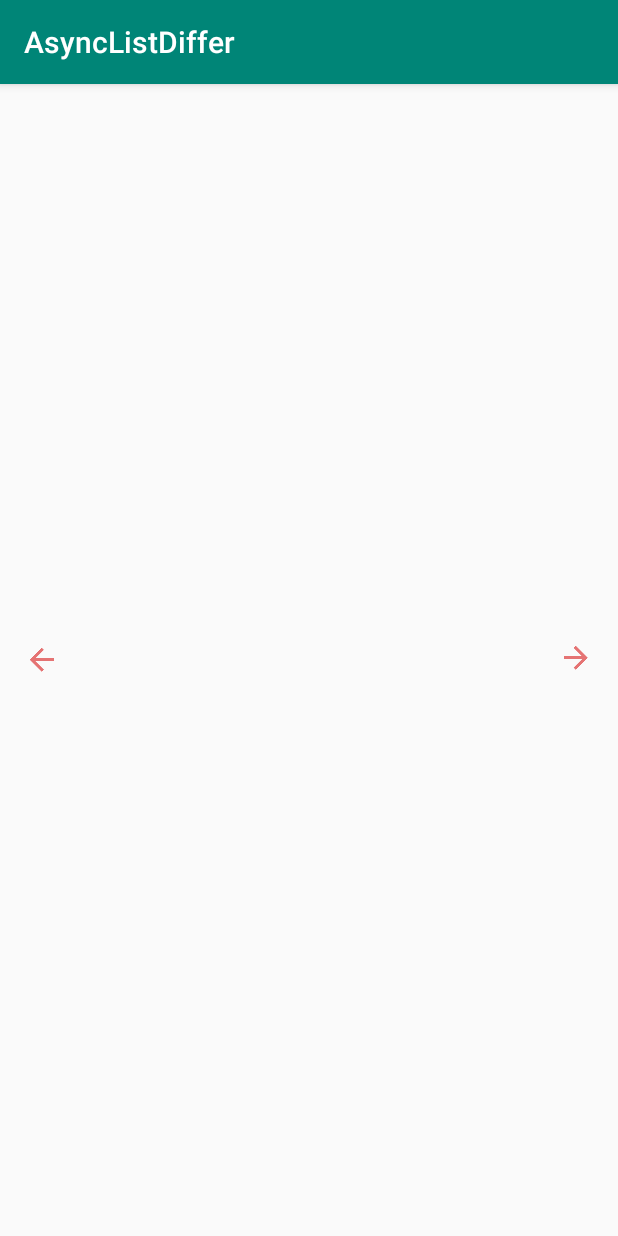
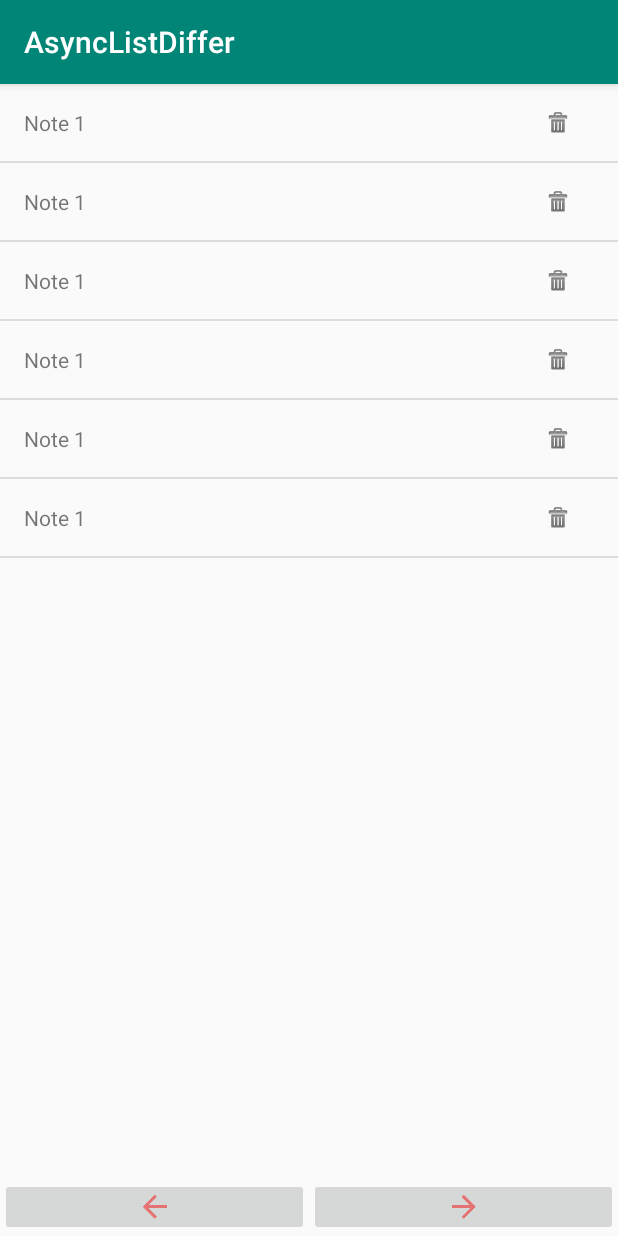
Before and after one commit to itachi1611/AsyncListDiffer, an Android app: the screen it shows after launch (MainActivity), on a phone screen of 412 x 824 dp. Run offline under Robolectric (Android 15) with nearby library versions, the phone set to English and light mode, and no system bars; our stand-ins replace ButterKnife; 4 statements that could not run were skipped.

Commit message:
Update adapter

```diff
--- a/app/src/main/java/com/namnt/asynclistdiffer/MainActivity.kt
+++ b/app/src/main/java/com/namnt/asynclistdiffer/MainActivity.kt
@@ -2,11 +2,64 @@ package com.namnt.asynclistdiffer
 
 import androidx.appcompat.app.AppCompatActivity
 import android.os.Bundle
+import android.view.View
+import android.widget.ImageButton
+import android.widget.Toast
+import androidx.recyclerview.widget.DividerItemDecoration
+import androidx.recyclerview.widget.LinearLayoutManager
+import butterknife.BindView
+import butterknife.ButterKnife
+import com.namnt.asynclistdiffer.adapters.NoteAdapter
+import com.namnt.asynclistdiffer.sample_data.NoteDataInit
+import kotlinx.android.synthetic.main.activity_main.*
 
-class MainActivity : AppCompatActivity() {
+class MainActivity : AppCompatActivity(), View.OnClickListener {
+
+    private val mNotes = NoteDataInit()
+
+    var dataList = mNotes.instanceData
+
+    private var noteAdapter = NoteAdapter{position : Int -> deleteNote(position)}
 
     override fun onCreate(savedInstanceState: Bundle?) {
         super.onCreate(savedInstanceState)
         setContentView(R.layout.activity_main)
+        initViews()
+        noteAdapter.submitList(dataList)
+        rcvNote.apply{
+            layoutManager = LinearLayoutManager(this@MainActivity)
+            adapter = noteAdapter
+            addItemDecoration(DividerItemDecoration(context, DividerItemDecoration.VERTICAL))
+        }
+    }
+
+    private fun initViews() {
+        btn_forward.setOnClickListener(this)
+        btn_back.setOnClickListener(this)
+    }
+
+    private fun onInitDataRecyclerView(state : Int){
+        if(state == 1){
+            Toast.makeText(this, "Forward", Toast.LENGTH_SHORT).show()
+            dataList = mNotes.dataUpdate
+            noteAdapter.submitList(dataList)
+        } else if(state == 2){
+            Toast.makeText(this, "Back", Toast.LENGTH_SHORT).show()
+            dataList = mNotes.instanceData
+            noteAdapter.submitList(dataList)
+        }
+    }
+
+    private fun deleteNote(position: Int){
+        dataList.removeAt(position)
+        noteAdapter.notifyItemRemoved(position)
+    }
+
+    override fun onClick(v: View?) {
+        when(v!!.id){
+            R.id.btn_forward -> onInitDataRecyclerView(1)
+            R.id.btn_back -> onInitDataRecyclerView(2)
+            else -> Toast.makeText(this, "Nothing happened !", Toast.LENGTH_SHORT).show()
+        }
     }
 }
--- a/app/src/main/java/com/namnt/asynclistdiffer/adapters/NoteAdapter.kt
+++ b/app/src/main/java/com/namnt/asynclistdiffer/adapters/NoteAdapter.kt
@@ -8,7 +8,7 @@ import com.namnt.asynclistdiffer.holders.NoteViewHolder
 import com.namnt.asynclistdiffer.models.Note
 import com.namnt.asynclistdiffer.ultis.NoteDiffCallBack
 
-class NoteAdapter (val clickListener : (Int) -> Unit) : ListAdapter<Note, NoteViewHolder>(NoteDiffCallBack()){
+class NoteAdapter (private val clickListener : (Int) -> Unit) : ListAdapter<Note, NoteViewHolder>(NoteDiffCallBack()){
 
     override fun onCreateViewHolder(parent: ViewGroup, viewType: Int): NoteViewHolder {
         val inflater = LayoutInflater.from(parent.context)
--- a/app/src/main/res/layout/activity_main.xml
+++ b/app/src/main/res/layout/activity_main.xml
@@ -1,50 +1,41 @@
 <?xml version="1.0" encoding="utf-8"?>
-<RelativeLayout
+<LinearLayout
     xmlns:android="http://schemas.android.com/apk/res/android"
     xmlns:tools="http://schemas.android.com/tools"
     android:layout_width="match_parent"
     android:layout_height="match_parent"
+    android:orientation="vertical"
+    android:weightSum="10"
     tools:context=".MainActivity">
 
     <androidx.recyclerview.widget.RecyclerView
         android:layout_width="match_parent"
-        android:layout_height="match_parent"
+        android:layout_height="0dp"
+        android:layout_weight="9.5"
         android:id="@+id/rcvNote"/>
 
-    <ImageButton
-        android:id="@+id/btn_forward"
-        android:layout_width="wrap_content"
-        android:layout_height="wrap_content"
-        android:layout_alignParentTop="true"
-        android:layout_alignParentEnd="true"
-        android:layout_alignParentBottom="true"
-        android:layout_marginStart="16dp"
-        android:layout_marginLeft="16dp"
-        android:layout_marginTop="352dp"
-        android:layout_marginEnd="16dp"
-        android:layout_marginRight="16dp"
-        android:layout_marginBottom="355dp"
-        android:background="@color/transparent"
-        android:foreground="?selectableItemBackground"
-        android:src="@drawable/ic_arrow_forward_red_300_24dp"
-        android:layout_alignParentRight="true" />
+    <LinearLayout
+        android:layout_width="match_parent"
+        android:layout_height="0dp"
+        android:layout_weight="0.5"
+        android:orientation="horizontal">
 
-    <ImageButton
-        android:id="@+id/btn_back"
-        android:layout_width="wrap_content"
-        android:layout_height="wrap_content"
-        android:layout_alignParentStart="true"
-        android:layout_alignParentTop="true"
-        android:layout_alignParentBottom="true"
-        android:layout_marginStart="16dp"
-        android:layout_marginLeft="16dp"
-        android:layout_marginTop="353dp"
-        android:layout_marginEnd="16dp"
-        android:layout_marginRight="16dp"
-        android:layout_marginBottom="354dp"
-        android:background="@color/transparent"
-        android:foreground="?selectableItemBackground"
-        android:src="@drawable/ic_arrow_back_red_300_24dp"
-        android:layout_alignParentLeft="true" />
+        <ImageButton
+            android:id="@+id/btn_back"
+            android:clickable="true"
+            android:layout_width="match_parent"
+            android:layout_height="match_parent"
+            android:layout_weight="1"
+            android:src="@drawable/ic_arrow_back_red_300_24dp" />
 
-</RelativeLayout>
+        <ImageButton
+            android:id="@+id/btn_forward"
+            android:clickable="true"
+            android:layout_width="match_parent"
+            android:layout_height="match_parent"
+            android:layout_weight="1"
+            android:src="@drawable/ic_arrow_forward_red_300_24dp" />
+
+    </LinearLayout>
+
+</LinearLayout>
```
Also changed, not shown: app/src/main/java/com/namnt/asynclistdiffer/holders/NoteViewHolder.kt (+13 -3 lines), app/src/main/res/drawable/image_button_back.xml (added, +8 -0 lines), app/src/main/res/drawable/image_button_forward.xml (added, +8 -0 lines).
